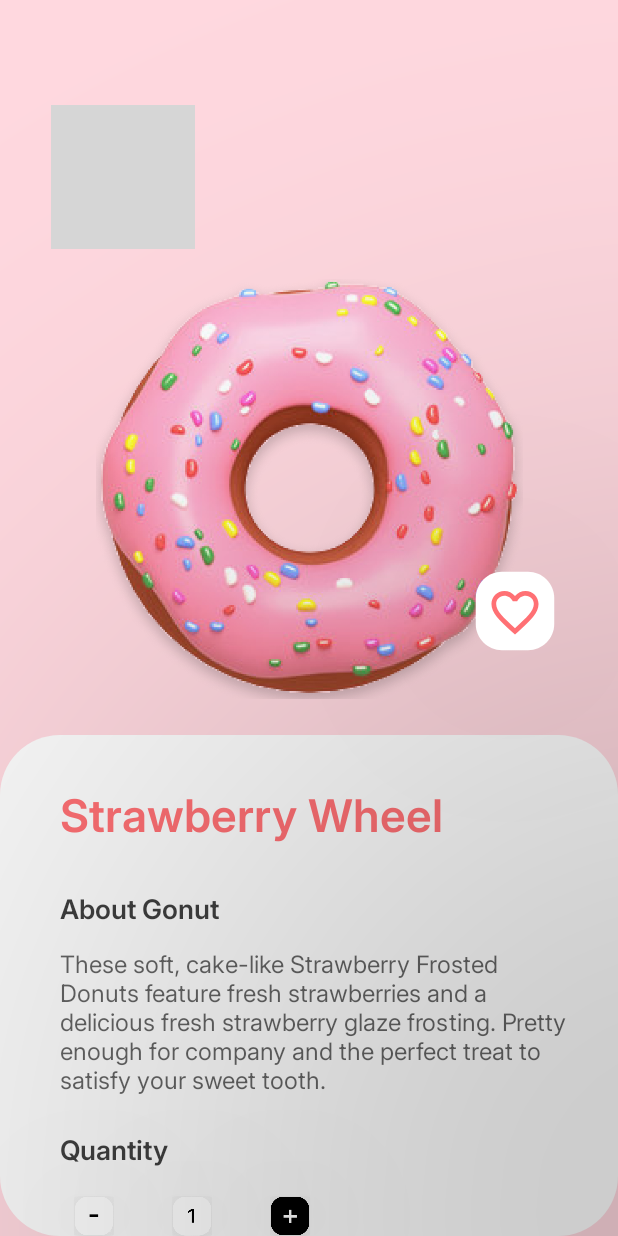
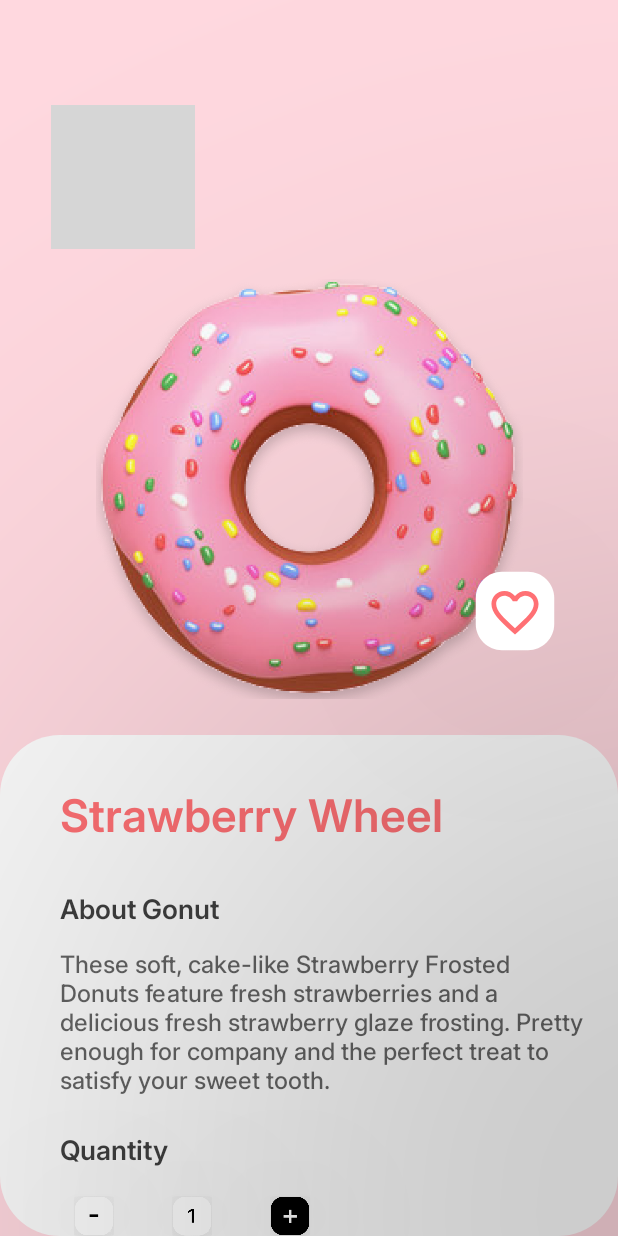
Before and after one commit to Abdulrahman1890/Donuts, an Android app built with Jetpack Compose: the screen it shows after launch (MainActivity), on a phone screen of 412 x 824 dp. Run offline under Robolectric (Android 15) with nearby library versions, the phone set to English and light mode, and no system bars; grey boxes are pictures that could not be loaded.

Commit message:
first commit

```diff
--- a/app/src/main/java/com/example/donuts/screens/AddToCart.kt
+++ b/app/src/main/java/com/example/donuts/screens/AddToCart.kt
@@ -19,7 +19,6 @@ import androidx.compose.runtime.Composable
 import androidx.compose.ui.Alignment
 import androidx.compose.ui.Modifier
 import androidx.compose.ui.draw.alpha
-import androidx.compose.ui.draw.clip
 import androidx.compose.ui.draw.shadow
 import androidx.compose.ui.graphics.Color
 import androidx.compose.ui.platform.LocalConfiguration
@@ -97,7 +96,7 @@ fun AddToCart() {
                     color = Color.Black,
                     modifier = Modifier.alpha(0.6f),
                     fontFamily = Inter,
-                    fontWeight = FontWeight.Normal,
+                    fontWeight = FontWeight.Medium,
                     fontSize = 16.sp,
                 )
                 SpacerVertical(26)
```
